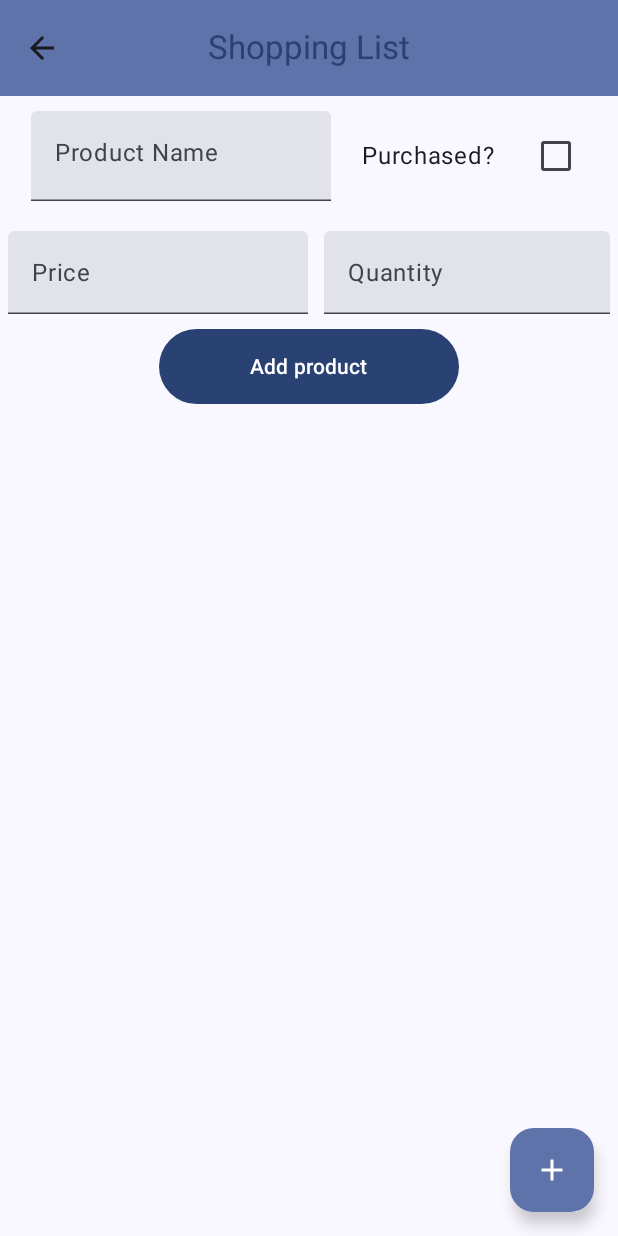
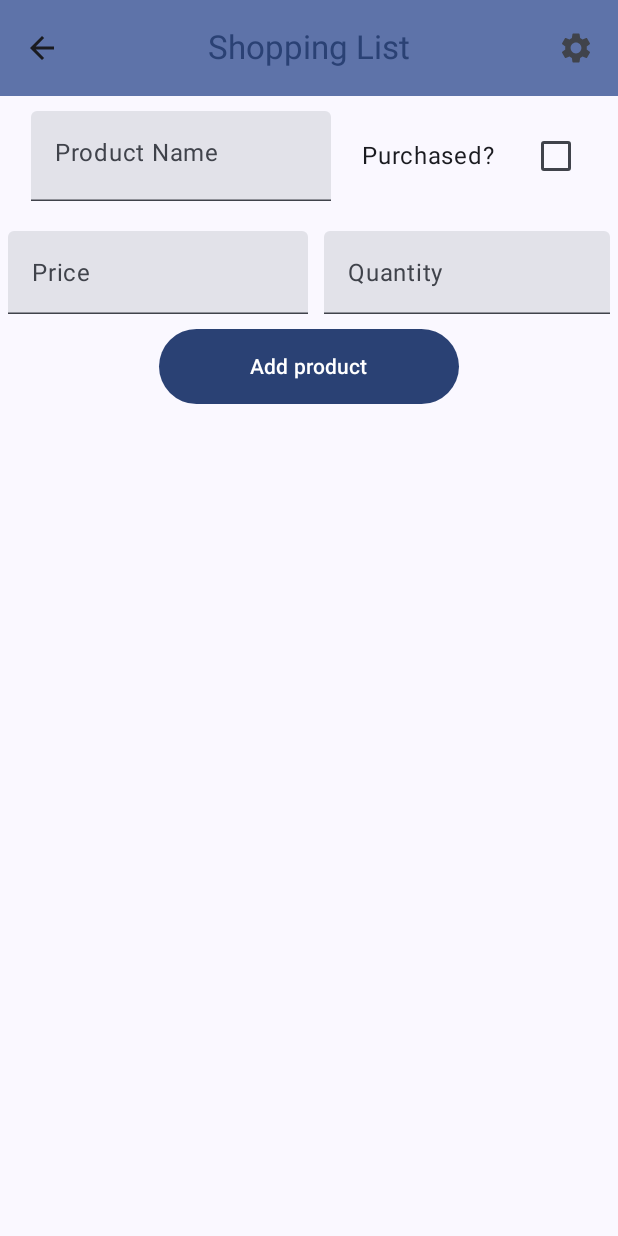
Before and after one commit to vinit-p1/Android-Development, an Android app built with Jetpack Compose: the ProductListActivity screen opened directly, with no data from a screen before it, on a phone screen of 412 x 824 dp. Run offline under Robolectric (Android 15) with nearby library versions, the phone set to English and light mode, and no system bars; our stand-ins replace Room's generated code.

Commit message:
Added the Settings button on scaffold

```diff
--- a/app/src/main/java/com/example/miniproject1/ProductListActivity.kt
+++ b/app/src/main/java/com/example/miniproject1/ProductListActivity.kt
@@ -126,16 +126,20 @@ fun ProductInterface(dbvm : ProductDBViewModel) {
 
                     }
                 },
+                actions = {
+                    IconButton(onClick = {
+                        val optionsActivityIntent = Intent(context, OptionsActivity::class.java)
+                        context.startActivity(optionsActivityIntent)
+                    }) {
+                        Icon(Icons.Default.Settings, contentDescription = "Options")
+                    }
+
+                },
 
                 colors = TopAppBarDefaults.smallTopAppBarColors(
                     containerColor = MaterialTheme.colorScheme.primaryContainer,
                     titleContentColor = MaterialTheme.colorScheme.primary
                 ))
-        },
-        floatingActionButton = {
-            FloatingActionButton(onClick = {  }) {
-                Icon(Icons.Default.Add, contentDescription = "Add")
-            }
         }
     ) { innerPadding ->
         Column(
```
